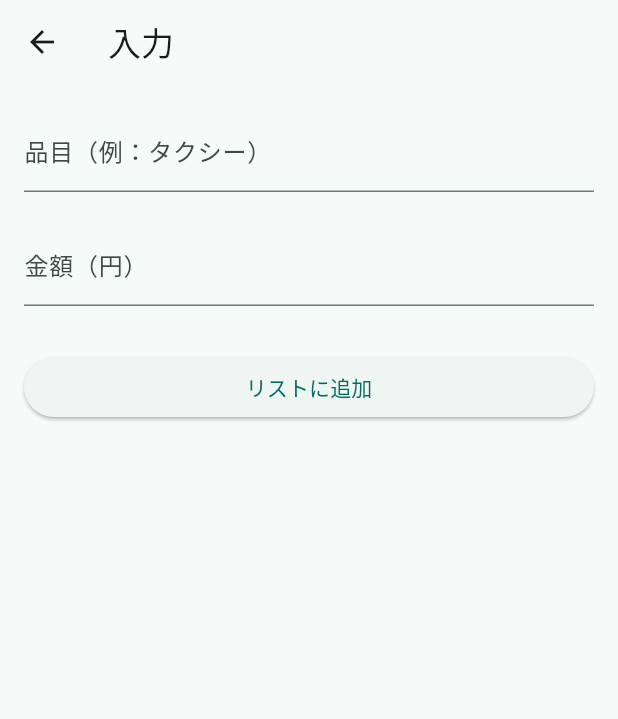
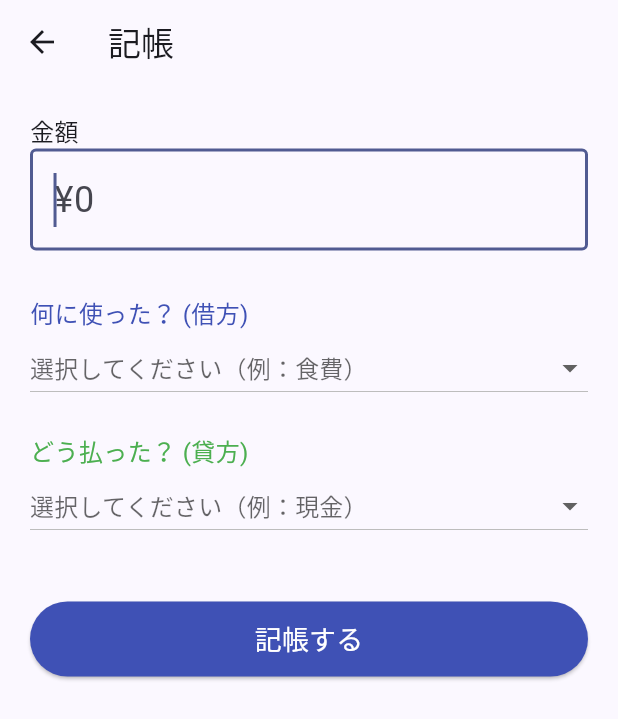
Before and after one commit to watch5/first_app, a Flutter app: the screen it shows after launch, after a tap on the "add" icon, on a phone screen of 412 x 824 dp. Shown: the top 719 px of the screen. Run offline on Flutter 3.47's test engine with Material 3 defaults, Android fonts, the phone set to English and light mode, and no system bars; our stand-ins replace drift; accounts and stored records are empty; generated files the repository leaves out were written again.

Commit message:
implement double entry bookkeeping

```diff
--- a/lib/database.dart
+++ b/lib/database.dart
@@ -4,57 +4,104 @@ import 'package:path_provider/path_provider.dart';
 import 'package:path/path.dart' as p;
 import 'dart:io';
 
-// 魔法の呪文（このファイルの名前 'database.dart' に対応したコードが生成される）
 part 'database.g.dart';
 
-// --- 1. テーブルの設計図 ---
+// --- 1. 勘定科目テーブル（New!） ---
+// 例：現金, 銀行, 食費, 給料 など
+class Accounts extends Table {
+  IntColumn get id => integer().autoIncrement()();
+  TextColumn get name => text()(); // 科目名
+  TextColumn get type => text()(); // asset(資産), liability(負債), expense(費用), income(収益)
+}
+
+// --- 2. 取引テーブル（リニューアル！） ---
 class Transactions extends Table {
-  // id: 背番号（自動で増える）
   IntColumn get id => integer().autoIncrement()();
-  // title: 品目
-  TextColumn get title => text()();
-  // amount: 金額
+  // 文字のタイトルではなく、「どの科目か（ID）」を記録します
+  IntColumn get debitAccountId => integer().references(Accounts, #id)();  // 借方（増えたもの：食費など）
+  IntColumn get creditAccountId => integer().references(Accounts, #id)(); // 貸方（減ったもの：現金など）
   IntColumn get amount => integer()();
-  // date: 日付
   DateTimeColumn get date => dateTime()();
 }
 
-// --- 2. データベース本体 ---
-@DriftDatabase(tables: [Transactions])
+// --- 3. データベース本体 ---
+@DriftDatabase(tables: [Accounts, Transactions])
 class MyDatabase extends _$MyDatabase {
-  // コンストラクタ（保存場所を指定して開く）
   MyDatabase() : super(_openConnection());
 
   @override
-  int get schemaVersion => 1; // バージョン番号（変更したら上げる）
+  int get schemaVersion => 1;
 
-  // --- 便利な命令（メソッド）たち ---
+  // --- 便利なメソッド集 ---
 
-  // 全データを取得する
-  Future<List<Transaction>> getAllTransactions() => select(transactions).get();
+  // 全ての取引を、科目名付きで取得する（結合クエリ）
+  Future<List<TransactionWithAccount>> getAllTransactions() async {
+    // SQLの JOIN（結合）と同じことをDriftでやります
+    final query = select(transactions).join([
+      leftOuterJoin(accounts, accounts.id.equalsExp(transactions.debitAccountId), useColumns: false), // 借方の名前用
+    ]);
 
-  // 新しいデータを追加する
-  Future<int> addTransaction(String title, int amount, DateTime date) {
+    // ※今回は簡易化のため、とりあえず標準のselectで取得し、画面側で名前を解決する方式にします。
+    // 本格的なJOINは少しコードが複雑になるため、まずはデータ構造の変更を優先します。
+    return []; // このメソッドは後で実装します
+  }
+
+  // シンプルな全取引取得
+  Future<List<Transaction>> getTransactions() => select(transactions).get();
+
+  // 全ての科目を取得
+  Future<List<Account>> getAllAccounts() => select(accounts).get();
+
+  // 新しい取引を追加
+  Future<int> addTransaction(int debitId, int creditId, int amount, DateTime date) {
     return into(transactions).insert(TransactionsCompanion(
-      title: Value(title),
+      debitAccountId: Value(debitId),
+      creditAccountId: Value(creditId),
       amount: Value(amount),
       date: Value(date),
     ));
   }
 
-  // データを削除する（おまけ）
+  // 初期データ（マスタ）の投入
+  Future<void> seedDefaultAccounts() async {
+    final count = await select(accounts).get().then((l) => l.length);
+    if (count == 0) {
+      // データが空っぽなら、デフォルトの科目を作る
+      await batch((batch) {
+        batch.insertAll(accounts, [
+          // 資産 (Assets)
+          AccountsCompanion.insert(name: '現金', type: 'asset'),
+          AccountsCompanion.insert(name: '銀行口座', type: 'asset'),
+          // 費用 (Expenses)
+          AccountsCompanion.insert(name: '食費', type: 'expense'),
+          AccountsCompanion.insert(name: '交通費', type: 'expense'),
+          AccountsCompanion.insert(name: '日用品', type: 'expense'),
+          AccountsCompanion.insert(name: 'エンタメ', type: 'expense'),
+          // 収益 (Income)
+          AccountsCompanion.insert(name: '給与', type: 'income'),
+        ]);
+      });
+    }
+  }
+
+  // 削除
   Future<int> deleteTransaction(int id) {
     return (delete(transactions)..where((t) => t.id.equals(id))).go();
   }
 }
 
-// --- 3. スマホ内の保存場所を見つける処理 ---
 LazyDatabase _openConnection() {
   return LazyDatabase(() async {
-    // アプリ専用のドキュメントフォルダを取得
     final dbFolder = await getApplicationDocumentsDirectory();
-    // その中に 'db.sqlite' というファイルを作る
     final file = File(p.join(dbFolder.path, 'db.sqlite'));
     return NativeDatabase.createInBackground(file);
   });
 }
+
+// 画面表示用の便利なクラス（拡張）
+class TransactionWithAccount {
+  final Transaction transaction;
+  final Account debit;  // 借方科目（食費など）
+  final Account credit; // 貸方科目（現金など）
+  TransactionWithAccount(this.transaction, this.debit, this.credit);
+}
--- a/lib/main.dart
+++ b/lib/main.dart
@@ -1,5 +1,5 @@
 import 'package:flutter/material.dart';
-import 'database.dart'; // さっき作ったデータベースを読み込む
+import 'database.dart';
 
 void main() {
   runApp(const MyApp());
@@ -11,9 +11,9 @@ class MyApp extends StatelessWidget {
   @override
   Widget build(BuildContext context) {
     return MaterialApp(
-      title: 'My家計簿',
+      title: 'My複式家計簿',
       theme: ThemeData(
-        colorScheme: ColorScheme.fromSeed(seedColor: Colors.teal),
+        colorScheme: ColorScheme.fromSeed(seedColor: Colors.indigo), // 少し大人っぽい色に
         useMaterial3: true,
       ),
       home: const MainScreen(),
@@ -31,37 +31,52 @@ class MainScreen extends StatefulWidget {
 class _MainScreenState extends State<MainScreen> {
   int _selectedIndex = 0;
 
-  // ★ データベースのインスタンスを作成
+  // データベース
   final MyDatabase _db = MyDatabase();
 
-  // データリスト（型が 'Transaction' に変わりました！）
+  // データリスト
   List<Transaction> _transactions = [];
+  List<Account> _accounts = []; // 勘定科目リスト（食費、現金など）
 
   @override
   void initState() {
     super.initState();
-    // アプリ起動時にデータを読み込む
-    _loadData();
+    _initData();
   }
 
-  // データベースから全データを取ってくる処理
+  // 初期化とデータ読み込み
+  Future<void> _initData() async {
+    // 1. 科目が空なら初期データ（現金、食費など）を作る
+    await _db.seedDefaultAccounts();
+    // 2. データを読み込む
+    await _loadData();
+  }
+
   Future<void> _loadData() async {
-    final list = await _db.getAllTransactions();
+    final accounts = await _db.getAllAccounts();
+    final transactions = await _db.getTransactions();
     setState(() {
-      // 日付の新しい順（降順）に並べ替えてセット
-      _transactions = list.reversed.toList();
+      _accounts = accounts;
+      // 新しい順に表示
+      _transactions = transactions.reversed.toList();
     });
   }
 
-  // データを追加する処理
-  Future<void> _addTransaction(String title, int amount) async {
-    // データベースに保存
-    await _db.addTransaction(title, amount, DateTime.now());
-    // 画面を更新（再読み込み）
+  // IDから科目名を探す便利関数
+  String _getAccountName(int id) {
+    // リストからIDが一致するものを探す
+    final account = _accounts.firstWhere((a) => a.id == id,
+        orElse: () => const Account(id: -1, name: '不明', type: 'unknown'));
+    return account.name;
+  }
+
+  // 追加処理
+  Future<void> _addTransaction(int debitId, int creditId, int amount) async {
+    await _db.addTransaction(debitId, creditId, amount, DateTime.now());
     await _loadData();
   }
 
-  // データを削除する処理（長押しで消せるようにしました）
+  // 削除処理
   Future<void> _deleteTransaction(int id) async {
     await _db.deleteTransaction(id);
     await _loadData();
@@ -75,13 +90,17 @@ class _MainScreenState extends State<MainScreen> {
 
   @override
   Widget build(BuildContext context) {
-    // 画面リスト
+    // 画面切り替え
     final List<Widget> screens = [
       TransactionListPage(
         transactions: _transactions,
-        onDelete: _deleteTransaction, // 削除機能も渡す
+        getAccountName: _getAccountName,
+        onDelete: _deleteTransaction,
       ),
-      BalanceSheetPage(transactions: _transactions),
+      BalanceSheetPage(
+        transactions: _transactions,
+        accounts: _accounts,
+      ),
     ];
 
     return Scaffold(
@@ -92,20 +111,29 @@ class _MainScreenState extends State<MainScreen> {
           BottomNavigationBarItem(icon: Icon(Icons.account_balance), label: '資産(B/S)'),
         ],
         currentIndex: _selectedIndex,
-        selectedItemColor: Colors.teal,
+        selectedItemColor: Colors.indigo,
         onTap: _onItemTapped,
       ),
       floatingActionButton: _selectedIndex == 0
           ? FloatingActionButton(
               onPressed: () async {
-                final newTransaction = await Navigator.of(context).push(
+                // 科目データがまだ読み込めていなければ何もしない
+                if (_accounts.isEmpty) return;
+
+                // 入力画面へ（科目リストを渡す）
+                final result = await Navigator.of(context).push(
                   MaterialPageRoute(
-                    builder: (context) => const AddTransactionPage(),
+                    builder: (context) => AddTransactionPage(accounts: _accounts),
                   ),
                 );
-                if (newTransaction != null) {
-                  // データベースに追加
-                  await _addTransaction(newTransaction['title'], newTransaction['amount']);
+
+                if (result != null) {
+                  // 登録実行
+                  await _addTransaction(
+                    result['debitId'],
+                    result['creditId'],
+                    result['amount']
+                  );
                 }
               },
               child: const Icon(Icons.add),
@@ -115,14 +143,16 @@ class _MainScreenState extends State<MainScreen> {
   }
 }
 
-// --- 1. 明細リスト画面 ---
+// --- 1. 明細リスト画面（複式表示） ---
 class TransactionListPage extends StatelessWidget {
-  final List<Transaction> transactions; // 型変更
-  final Function(int) onDelete; // 削除用の関数
+  final List<Transaction> transactions;
+  final String Function(int) getAccountName; // 親から借りた「名前検索メガネ」
+  final Function(int) onDelete;
 
   const TransactionListPage({
     super.key,
     required this.transactions,
+    required this.getAccountName,
     required this.onDelete,
   });
 
@@ -132,42 +162,40 @@ class TransactionListPage extends StatelessWidget {
       return const Center(child: Text('データがありません'));
     }
     return Scaffold(
-      appBar: AppBar(
-        title: const Text('取引明細'),
-        backgroundColor: Theme.of(context).colorScheme.inversePrimary,
-      ),
+      appBar: AppBar(title: const Text('取引明細'), backgroundColor: Colors.indigo[100]),
       body: ListView.builder(
         itemCount: transactions.length,
         itemBuilder: (context, index) {
-          final transaction = transactions[index];
+          final t = transactions[index];
+          // 借方（左）と貸方（右）の名前を取得
+          final debitName = getAccountName(t.debitAccountId);
+          final creditName = getAccountName(t.creditAccountId);
+
           return Card(
             margin: const EdgeInsets.symmetric(horizontal: 10, vertical: 5),
             child: ListTile(
-              leading: const Icon(Icons.shopping_bag_outlined),
-              // ★ データベースのデータは ['title'] ではなく .title でアクセスします
-              title: Text(transaction.title),
-              subtitle: Text(
-                '${transaction.date.year}/${transaction.date.month}/${transaction.date.day}',
+              // 左側に「何に使ったか」
+              title: Text(
+                '$debitName  ⬅︎  $creditName',
+                style: const TextStyle(fontWeight: FontWeight.bold),
               ),
+              subtitle: Text('${t.date.year}/${t.date.month}/${t.date.day}'),
               trailing: Text(
-                '¥${transaction.amount}',
-                style: const TextStyle(fontWeight: FontWeight.bold, fontSize: 16),
+                '¥${t.amount}',
+                style: const TextStyle(fontSize: 18),
               ),
-              // 長押しで削除
               onLongPress: () {
+                // 削除確認ダイアログ
                 showDialog(
                   context: context,
                   builder: (ctx) => AlertDialog(
                     title: const Text('削除しますか？'),
                     actions: [
-                      TextButton(
-                        onPressed: () => Navigator.of(ctx).pop(),
-                        child: const Text('キャンセル'),
-                      ),
+                      TextButton(onPressed: () => Navigator.pop(ctx), child: const Text('キャンセル')),
                       TextButton(
                         onPressed: () {
-                          onDelete(transaction.id); // 削除実行
-                          Navigator.of(ctx).pop();
+                          onDelete(t.id);
+                          Navigator.pop(ctx);
                         },
                         child: const Text('削除', style: TextStyle(color: Colors.red)),
                       ),
@@ -183,99 +211,157 @@ class TransactionListPage extends StatelessWidget {
   }
 }
 
-// --- 2. 資産（B/S）画面 ---
+// --- 2. 資産（B/S）画面（本格計算） ---
 class BalanceSheetPage extends StatelessWidget {
-  final List<Transaction> transactions; // 型変更
+  final List<Transaction> transactions;
+  final List<Account> accounts;
 
-  const BalanceSheetPage({super.key, required this.transactions});
+  const BalanceSheetPage({super.key, required this.transactions, required this.accounts});
 
   @override
   Widget build(BuildContext context) {
-    int currentAsset = 100000; // 初期設定
-
-    for (var transaction in transactions) {
-      if (transaction.title.contains('給与')) {
-        currentAsset += transaction.amount.abs();
-      } else {
-        currentAsset -= transaction.amount;
-      }
-    }
+    // 資産科目だけを抽出（現金、銀行など）
+    final assetAccounts = accounts.where((a) => a.type == 'asset').toList();
 
     return Scaffold(
-      appBar: AppBar(
-        title: const Text('貸借対照表 (B/S)'),
-        backgroundColor: Theme.of(context).colorScheme.inversePrimary,
-      ),
-      body: Center(
-        child: Column(
-          mainAxisAlignment: MainAxisAlignment.center,
-          children: [
-            const Text(
-              '現在の純資産（現金）',
-              style: TextStyle(fontSize: 16, color: Colors.grey),
-            ),
-            const SizedBox(height: 10),
-            Text(
-              '¥$currentAsset',
-              style: TextStyle(
-                fontSize: 40,
-                fontWeight: FontWeight.bold,
-                color: currentAsset >= 0 ? Colors.teal : Colors.red,
+      appBar: AppBar(title: const Text('貸借対照表 (B/S)'), backgroundColor: Colors.indigo[100]),
+      body: ListView.builder(
+        itemCount: assetAccounts.length,
+        itemBuilder: (context, index) {
+          final account = assetAccounts[index];
+
+          // 残高計算：(借方に来た金額) - (貸方に行った金額)
+          // 例：現金が増えた(借方) - 現金を使った(貸方)
+          int balance = 0;
+          for (var t in transactions) {
+            if (t.debitAccountId == account.id) balance += t.amount;
+            if (t.creditAccountId == account.id) balance -= t.amount;
+          }
+
+          return Card(
+            margin: const EdgeInsets.all(10),
+            child: Padding(
+              padding: const EdgeInsets.all(20),
+              child: Row(
+                mainAxisAlignment: MainAxisAlignment.spaceBetween,
+                children: [
+                  Row(
+                    children: [
+                      const Icon(Icons.account_balance_wallet, color: Colors.indigo),
+                      const SizedBox(width: 10),
+                      Text(account.name, style: const TextStyle(fontSize: 20)),
+                    ],
+                  ),
+                  Text(
+                    '¥$balance',
+                    style: TextStyle(
+                      fontSize: 24,
+                      fontWeight: FontWeight.bold,
+                      color: balance >= 0 ? Colors.black : Colors.red,
+                    ),
+                  ),
+                ],
               ),
             ),
-            const SizedBox(height: 30),
-            Icon(
-              currentAsset >= 0 ? Icons.sentiment_satisfied_alt : Icons.sentiment_very_dissatisfied,
-              size: 80,
-              color: Colors.grey[300],
-            ),
-          ],
-        ),
+          );
+        },
       ),
     );
   }
 }
 
-// --- 3. 入力画面（ここは変更なし） ---
+// --- 3. 入力画面（プルダウン選択式！） ---
 class AddTransactionPage extends StatefulWidget {
-  const AddTransactionPage({super.key});
+  final List<Account> accounts;
+  const AddTransactionPage({super.key, required this.accounts});
 
   @override
   State<AddTransactionPage> createState() => _AddTransactionPageState();
 }
 
 class _AddTransactionPageState extends State<AddTransactionPage> {
-  final _titleController = TextEditingController();
   final _amountController = TextEditingController();
+
+  // 選択されたID
+  int? _debitId;  // 借方（例：食費）
+  int? _creditId; // 貸方（例：現金）
 
   @override
   Widget build(BuildContext context) {
     return Scaffold(
-      appBar: AppBar(title: const Text('入力')),
+      appBar: AppBar(title: const Text('記帳')),
       body: Padding(
-        padding: const EdgeInsets.all(16.0),
+        padding: const EdgeInsets.all(20.0),
         child: Column(
+          crossAxisAlignment: CrossAxisAlignment.start,
           children: [
-            TextField(
-              controller: _titleController,
-              decoration: const InputDecoration(labelText: '品目（例：タクシー）'),
-            ),
-            const SizedBox(height: 20),
+            // 金額入力
+            const Text('金額', style: TextStyle(fontSize: 16)),
             TextField(
               controller: _amountController,
               keyboardType: TextInputType.number,
-              decoration: const InputDecoration(labelText: '金額（円）'),
+              autofocus: true, // 開いたらすぐ入力できるようにする
+              decoration: const InputDecoration(
+                hintText: '¥0',
+                border: OutlineInputBorder(),
+              ),
+              style: const TextStyle(fontSize: 24),
             ),
             const SizedBox(height: 30),
+
+            // 借方（増えたもの/費用）の選択
+            const Text('何に使った？ (借方)', style: TextStyle(fontSize: 16, color: Colors.indigo)),
+            DropdownButton<int>(
+              value: _debitId,
+              isExpanded: true,
+              hint: const Text('選択してください（例：食費）'),
+              items: widget.accounts.map((account) {
+                return DropdownMenuItem(
+                  value: account.id,
+                  child: Text(account.name), // 科目名を表示
+                );
+              }).toList(),
+              onChanged: (val) => setState(() => _debitId = val),
+            ),
+            const SizedBox(height: 20),
+
+            // 貸方（減ったもの/支払い元）の選択
+            const Text('どう払った？ (貸方)', style: TextStyle(fontSize: 16, color: Colors.green)),
+            DropdownButton<int>(
+              value: _creditId,
+              isExpanded: true,
+              hint: const Text('選択してください（例：現金）'),
+              items: widget.accounts.map((account) {
+                return DropdownMenuItem(
+                  value: account.id,
+                  child: Text(account.name),
+                );
+              }).toList(),
+              onChanged: (val) => setState(() => _creditId = val),
+            ),
+            const SizedBox(height: 40),
+
+            // 登録ボタン
             SizedBox(
               width: double.infinity,
+              height: 50,
               child: ElevatedButton(
+                style: ElevatedButton.styleFrom(
+                  backgroundColor: Colors.indigo,
+                  foregroundColor: Colors.white,
+                ),
                 onPressed: () {
-                  final title = _titleController.text;
-                  final amount = int.tryParse(_amountController.text) ?? 0;
-                  Navigator.of(context).pop({'title': title, 'amount': amount});
+                  final amount = int.tryParse(_amountController.text);
+                  // 全て入力されていたら保存
+                  if (amount != null && _debitId != null && _creditId != null) {
+                    Navigator.of(context).pop({
+                      'debitId': _debitId,
+                      'creditId': _creditId,
+                      'amount': amount,
+                    });
+                  }
                 },
-                child: const Text('リストに追加'),
+                child: const Text('記帳する', style: TextStyle(fontSize: 18)),
               ),
             ),
           ],
```
Also changed, not shown: lib/database.g.dart.
